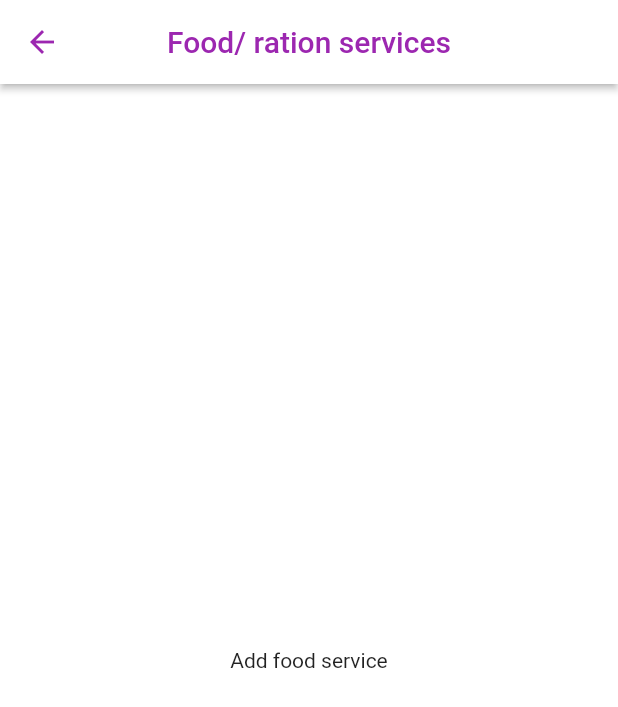
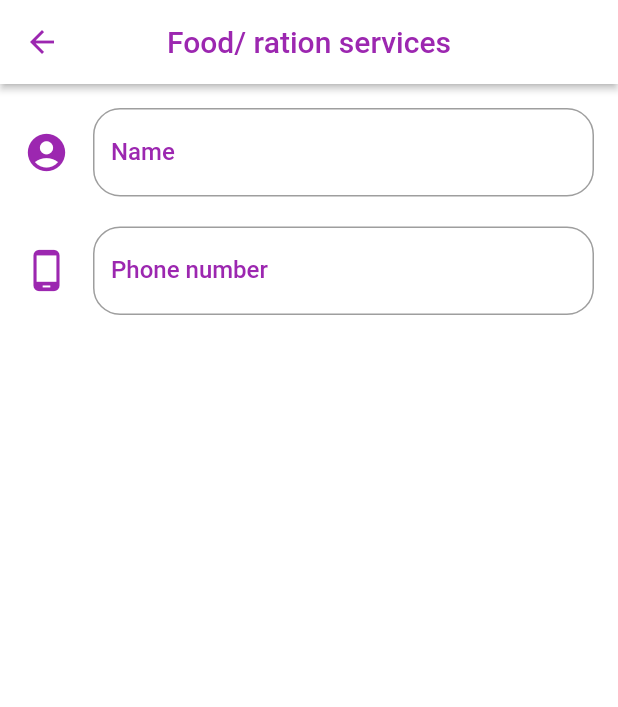
Before and after one commit to IHKodifier/Lock_Down_preparedness, a Flutter app: the AddFoodService screen opened by its route, on a phone screen of 412 x 824 dp. Shown: the top 707 px of the screen. Run offline on Flutter 3.47's test engine with Material 2 defaults, Android fonts, the phone set to English and light mode, and no system bars; our stand-ins replace cloud_firestore, firebase_storage, google_fonts, image_picker; accounts and stored records are empty.

Commit message:
addservice form added

```diff
--- a/lib/screens/addFoodService.dart
+++ b/lib/screens/addFoodService.dart
@@ -1,5 +1,6 @@
 import 'package:flutter/material.dart';
 import 'package:cloud_firestore/cloud_firestore.dart';
+import 'dart:async';
 
 class AddFoodService extends StatefulWidget {
   @override
@@ -7,8 +8,10 @@ class AddFoodService extends StatefulWidget {
 }
 
 class _AddFoodServiceState extends State<AddFoodService> {
+  List<String> _cityList;
   @override
   Widget build(BuildContext context) {
+    ThemeData localTheme = Theme.of(context);
     return Scaffold(
       appBar: AppBar(
         iconTheme: IconThemeData(color: Theme.of(context).primaryColor),
@@ -22,7 +25,85 @@ class _AddFoodServiceState extends State<AddFoodService> {
         centerTitle: true,
         backgroundColor: Colors.white,
       ),
-      body: Center(child: Text('Add food service')),
+      body: ListView(
+        padding: EdgeInsets.all(16),
+        children: <Widget>[
+          _buildNameField(localTheme),
+          SizedBox(height: 20),
+          _buildPhoneNumber(localTheme),
+          // _buildCityDropDown(localTheme),
+        ],
+      ),
     );
   }
+
+  TextField _buildPhoneNumber(ThemeData localTheme) {
+    return TextField(
+      decoration: InputDecoration(
+        icon: Icon(Icons.phone_android,size:30,color: Theme.of(context).primaryColor,),
+        border: localTheme.inputDecorationTheme.border,
+        hintText: 'Phone',
+        hintStyle: localTheme.textTheme.subhead.copyWith(
+          fontSize: 16.0,
+          color: Colors.black54,
+          fontStyle: FontStyle.italic,
+        ),
+        labelText: 'Phone number',
+        labelStyle: localTheme.textTheme.title.copyWith(
+          color: localTheme.primaryColor,
+          fontSize: 16.0,
+        ),
+      ),
+    );
+  }
+
+  Container _buildNameField(ThemeData localTheme) {
+    return Container(
+      child: TextField(
+        decoration: InputDecoration(
+          icon: Icon(Icons.account_circle,size:30,color: Theme.of(context).primaryColor,),
+          border: localTheme.inputDecorationTheme.border,
+          hintText: 'Name of person or trust etc.',
+          hintStyle: localTheme.textTheme.subhead.copyWith(
+            fontSize: 16.0,
+            color: Colors.black54,
+            fontStyle: FontStyle.italic,
+          ),
+          labelText: 'Name',
+          labelStyle: localTheme.textTheme.title.copyWith(
+            color: localTheme.primaryColor,
+            fontSize: 16.0,
+          ),
+        ),
+      ),
+    );
+  }
+
+  _buildCityDropDown(ThemeData localTheme) {
+    // return DropdownButton<String>(
+    //   items: _cityList.map(cityname)=>DropdownMenuItem<String>(value: cityname,
+    //   child: Text(cityname),).,
+    // );
+    }
+/*
+.map((title) => Tab(text: title)).toList()
+
+DropdownMenuItem<String>(
+          value: value,
+          child: Text(value),
+        );
+      })
+      .toList(),
+*/
+  Future<List<String>> _getCities ()async {
+
+    Firestore.instance.collection('cities').getDocuments().then((snapshot){
+       for (int i=0;i<snapshot.documents.length;i++) {
+                _cityList.add(snapshot.documents[i]['city']);
+       }
+return _cityList;
+
+     });
+
+  }
 }
--- a/pubspec.yaml
+++ b/pubspec.yaml
@@ -13,6 +13,7 @@ dependencies:
   firebase_storage:
   image_picker:
   path_provider:
+  google_fonts:
 
   cupertino_icons: ^0.1.2
 
```
Also changed, not shown: lib/main.dart (+22 -12 lines), lib/screens/appHome.dart (+6 -2 lines), lib/screens/foodSupport.dart (+2 -14 lines), lib/screens/foodservices.dart (+8 -40 lines), pubspec.lock.
